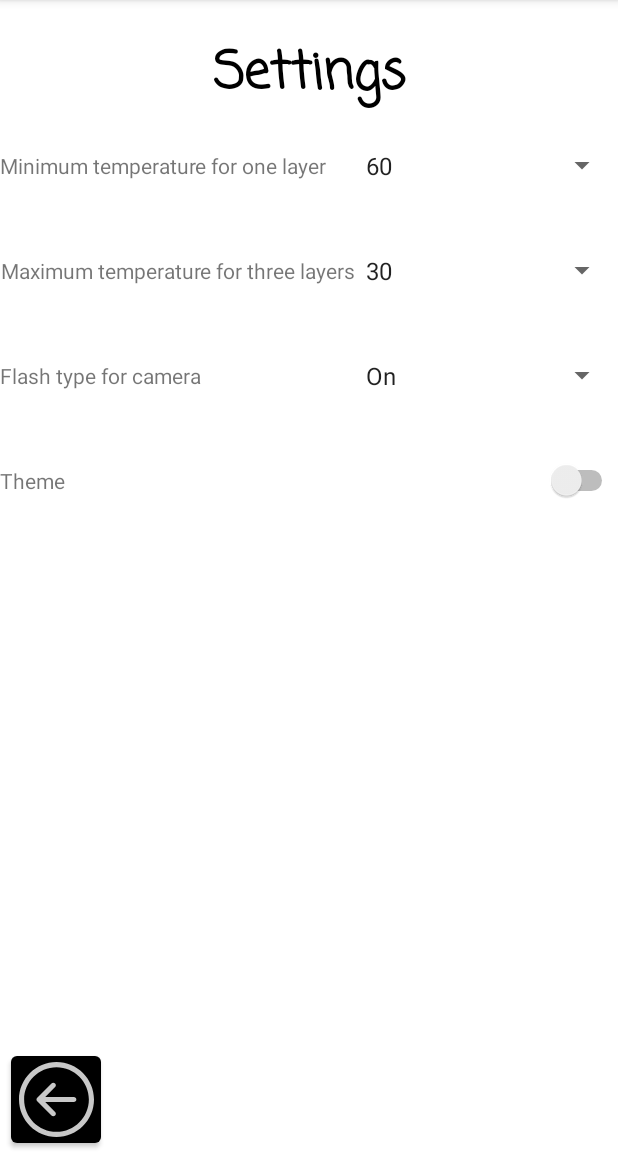
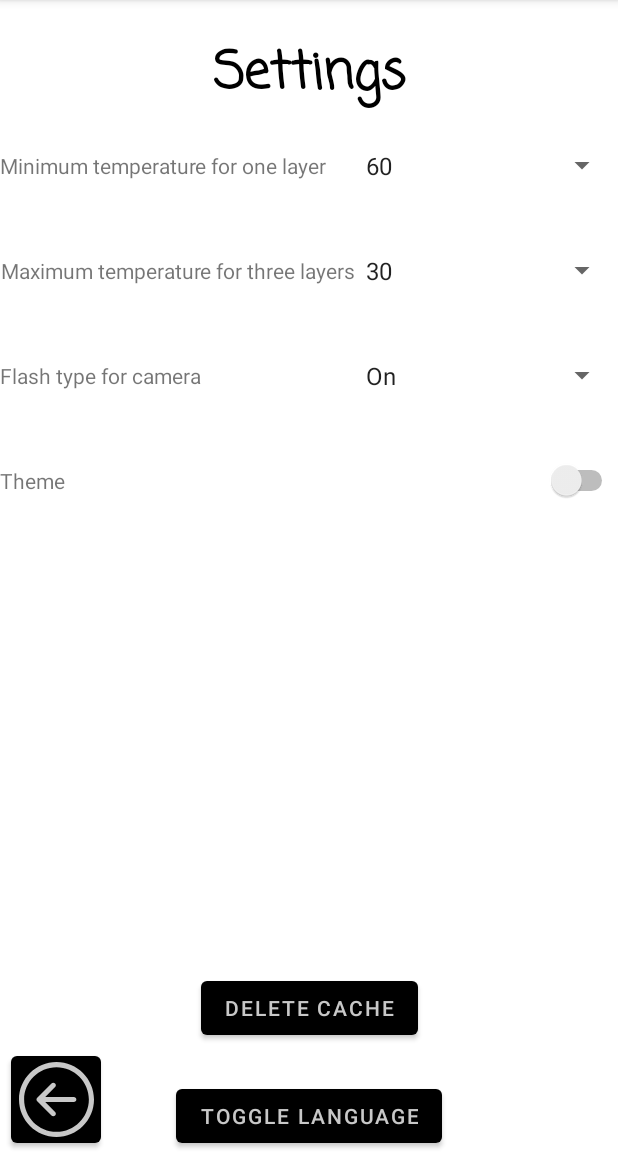
Before and after one commit to JasonChow320/501_final_project, an Android app: the settings screen opened directly, with no data from a screen before it, on a phone screen of 412 x 824 dp, the part 84-1236 px from its top. Run offline under Robolectric (Android 15) with nearby library versions, the light colour scheme and no system bars; our stand-ins replace Firebase (no records; nobody signed in at launch, a user with empty details on screens opened directly); 16 statements that could not run were skipped.

Commit message:
move language toggle to settings

```diff
--- a/AppNameGoesHere/app/src/main/res/layout/activity_settings.xml
+++ b/AppNameGoesHere/app/src/main/res/layout/activity_settings.xml
@@ -110,4 +110,26 @@
         app:layout_constraintTop_toTopOf="parent"
         app:layout_constraintVertical_bias="1.0" />
 
+    <Button
+        android:id="@+id/delete_cache"
+        android:layout_width="wrap_content"
+        android:layout_height="wrap_content"
+        android:text="@string/delete_cache"
+        app:layout_constraintBottom_toBottomOf="parent"
+        app:layout_constraintEnd_toEndOf="parent"
+        app:layout_constraintStart_toStartOf="parent"
+        app:layout_constraintTop_toTopOf="parent"
+        app:layout_constraintVertical_bias="0.90" />
+
+    <Button
+        android:id="@+id/toggle_language"
+        android:layout_width="wrap_content"
+        android:layout_height="wrap_content"
+        android:text="@string/toggle_language"
+        app:layout_constraintBottom_toBottomOf="parent"
+        app:layout_constraintEnd_toEndOf="parent"
+        app:layout_constraintStart_toStartOf="parent"
+        app:layout_constraintTop_toTopOf="parent"
+        app:layout_constraintVertical_bias="1.0" />
+
 </androidx.constraintlayout.widget.ConstraintLayout>
--- a/AppNameGoesHere/app/src/main/res/values/strings.xml
+++ b/AppNameGoesHere/app/src/main/res/values/strings.xml
@@ -190,4 +190,9 @@
     <string name="wrong_pass">Wrong password</string>
     <string name="fail_edit_profile">Unable to edit an user profile, password does not match!</string>
     <string name="edit_profile_success">Successfully edit an user profile!</string>
+    <string name="dialog_delete_cache">Confirm to delete cache</string>
+    <string name="dialog_delete_cache_msg">Do you want to delete cache? It\'ll make displaying the images slower</string>
+    <string name="delete_cache">Delete Cache</string>
+    borrar caché
+
 </resources>
```
Also changed, not shown: AppNameGoesHere/app/src/main/java/com/cs501/project/MainActivity.java (+40 -16 lines), AppNameGoesHere/app/src/main/java/com/cs501/project/settings.java (+56 -2 lines), AppNameGoesHere/app/src/main/res/layout/activity_main.xml (+0 -11 lines), AppNameGoesHere/app/src/main/res/drawable/info_button.png (added), 1 other file.
